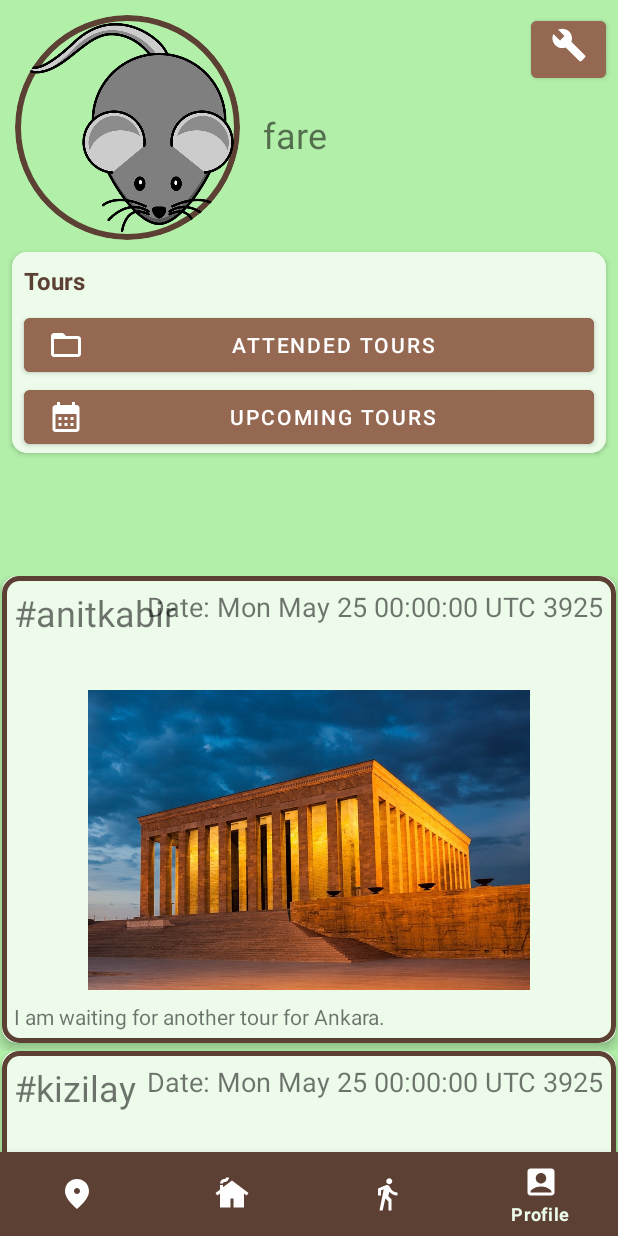
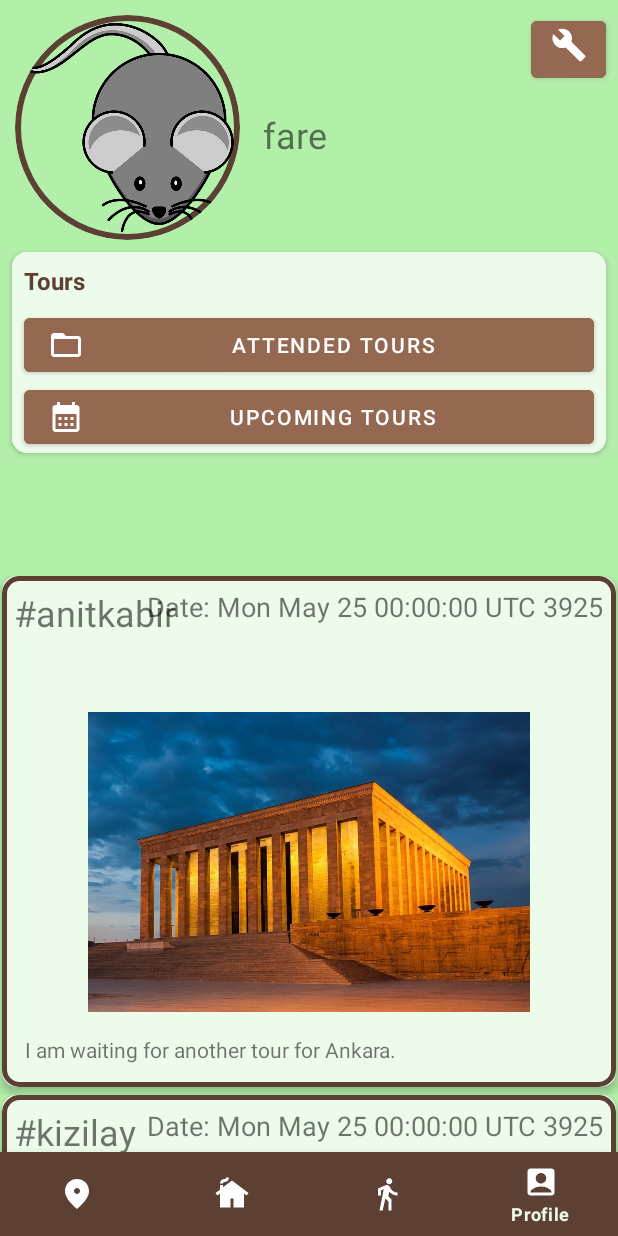
Before and after one commit to GunlukGuneslik/Final_Traveler_Kivi_UI, an Android app: the screen it shows after launch (ApplicationPagesActivity), item 4 of the bottom bar chosen, on a phone screen of 412 x 824 dp. Run offline under Robolectric (Android 15) with nearby library versions, the phone set to English and light mode, and no system bars.

Commit message:
Ufak değişklikler

```diff
--- a/app/src/main/java/com/example/actualtravellerkiviprojectui/AttendedToursActivity.java
+++ b/app/src/main/java/com/example/actualtravellerkiviprojectui/AttendedToursActivity.java
@@ -20,6 +20,9 @@ import com.google.android.gms.maps.model.LatLng;
 import java.util.ArrayList;
 import java.util.Date;
 
+/**
+ * @author Güneş
+ */
 public class AttendedToursActivity extends AppCompatActivity {
 
     private ArrayList<Tour> WaitingToursList = new ArrayList<Tour>();
--- a/app/src/main/res/layout/account_page_posts_recycler_view_row.xml
+++ b/app/src/main/res/layout/account_page_posts_recycler_view_row.xml
@@ -59,7 +59,7 @@
 
             <TextView
                 android:id="@+id/postDescription"
-                android:layout_margin="8dp"
+                android:layout_margin="15dp"
                 android:layout_width="wrap_content"
                 android:layout_height="wrap_content"
                 app:layout_constraintBottom_toBottomOf="parent"
```
Also changed, not shown: app/src/main/java/com/example/actualtravellerkiviprojectui/UpcomingToursActivity.java (+3 -4 lines).
